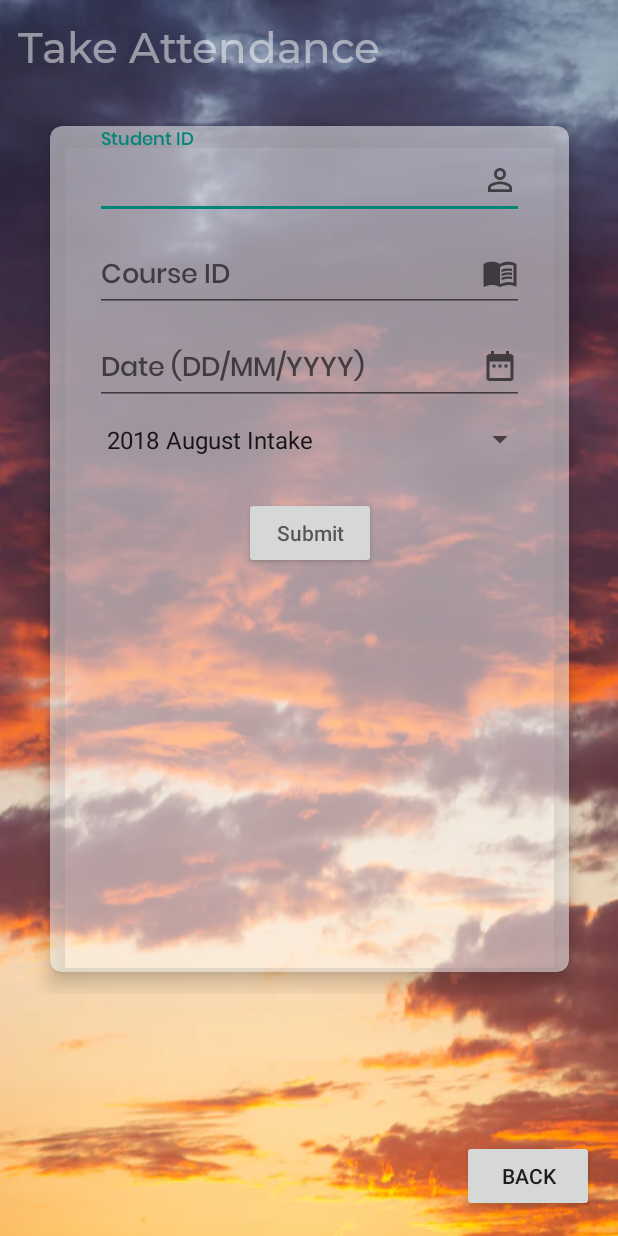
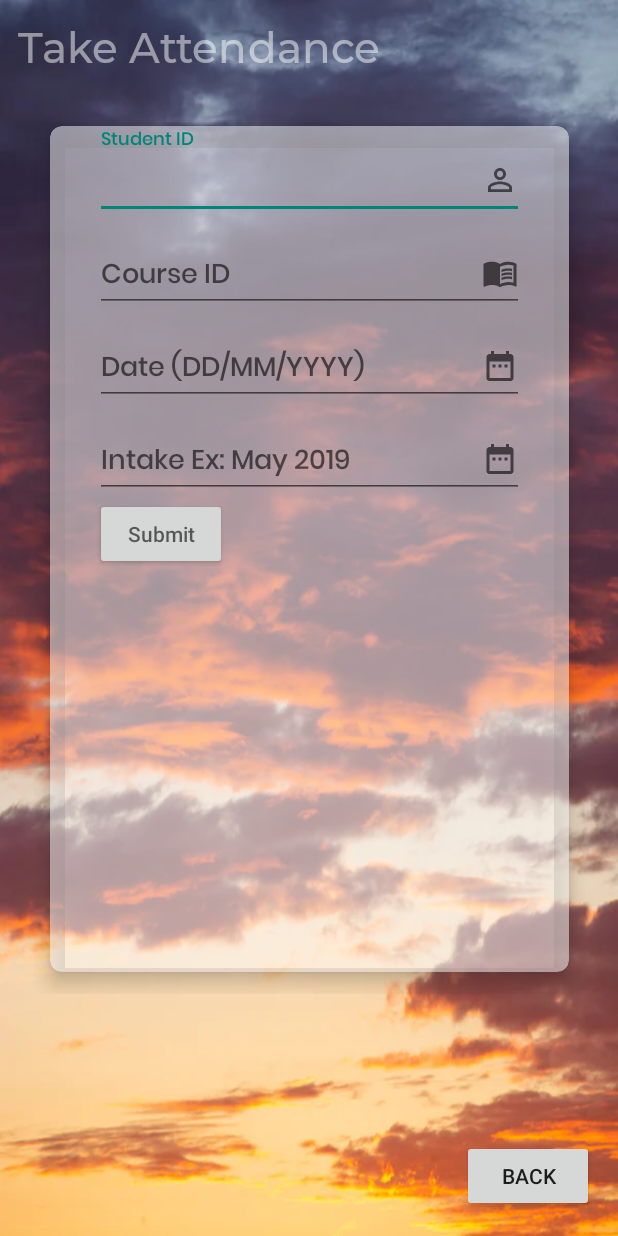
Before and after one commit to LaggingNinja/CollegeApp, an Android app: the Attendance screen opened directly, with no data from a screen before it, after a tap on an icon or button, on a phone screen of 412 x 824 dp. Run offline under Robolectric (Android 15) with nearby library versions, the phone set to English and light mode, and no system bars; libraries missing offline, so code that uses them is left out: com.vishnusivadas.advanced_httpurlconnection.

Commit message:
-Change spinner to normal text input in activity_attendance.xml -Fix sign up bug -other minor changes

```diff
--- a/app/src/main/java/com/example/collegeappv02/Attendance.java
+++ b/app/src/main/java/com/example/collegeappv02/Attendance.java
@@ -10,6 +10,7 @@ import android.os.Handler;
 import android.view.MenuItem;
 import android.view.View;
 import android.widget.Button;
+import android.widget.ProgressBar;
 import android.widget.Spinner;
 import android.widget.Toast;
 
@@ -18,9 +19,9 @@ import com.vishnusivadas.advanced_httpurlconnection.PutData;
 
 public class Attendance extends AppCompatActivity {
 
-    TextInputEditText textInputEditTextStudentID, textInputEditTextCourseID, textInputEditTextDate;
-    Spinner SpinnerIntake;
+    TextInputEditText textInputEditTextStudentID, textInputEditTextCourseID, textInputEditTextDate, textInputEditTextIntake;
     Button button, submit;
+    ProgressBar progressBar;
 
     @Override
     protected void onCreate(Bundle savedInstanceState) {
@@ -40,8 +41,9 @@ public class Attendance extends AppCompatActivity {
         textInputEditTextStudentID = findViewById(R.id.student_id);
         textInputEditTextCourseID = findViewById(R.id.course_id);
         textInputEditTextDate = findViewById(R.id.date);
-        SpinnerIntake = findViewById(R.id.SpinnerIntake);
+        textInputEditTextIntake = findViewById(R.id.intake);
         submit = findViewById(R.id.buttonSubmit);
+        progressBar = findViewById(R.id.progress);
 
         submit.setOnClickListener(new View.OnClickListener() {
             @Override
@@ -50,9 +52,10 @@ public class Attendance extends AppCompatActivity {
                 student_id = String.valueOf(textInputEditTextStudentID.getText());
                 course_id = String.valueOf(textInputEditTextCourseID.getText());
                 date = String.valueOf(textInputEditTextDate.getText());
-                intake = String.valueOf(SpinnerIntake.getSelectedItem());
+                intake = String.valueOf(textInputEditTextIntake.getText());
 
                 if(!student_id.equals("") && !course_id.equals("") && !date.equals("") && !intake.equals("")) {
+                    progressBar.setVisibility(View.VISIBLE);
                     Handler handler = new Handler();
                     handler.post(new Runnable() {
                         @Override
@@ -67,9 +70,10 @@ public class Attendance extends AppCompatActivity {
                             data[1] = course_id;
                             data[2] = date;
                             data[3] = intake;
-                            PutData putData = new PutData("http://192.168.1.112/CA_database/attendance.php", "POST", field, data);
+                            PutData putData = new PutData("http://192.168.1.108/CA_database/attendance.php", "POST", field, data);
                             if (putData.startPut()) {
                                 if (putData.onComplete()) {
+                                    progressBar.setVisibility(View.GONE);
                                     String result = putData.getResult();
                                     if(result.equals("Submitted Attendance")){
                                         Toast.makeText(getApplicationContext(),result,Toast.LENGTH_SHORT).show();
--- a/app/src/main/java/com/example/collegeappv02/Login.java
+++ b/app/src/main/java/com/example/collegeappv02/Login.java
@@ -60,7 +60,7 @@ public class Login extends AppCompatActivity {
                             String[] data = new String[2];
                             data[0] = username;
                             data[1] = password;
-                            PutData putData = new PutData("http://192.168.1.112/CA_database/login.php", "POST", field, data);
+                            PutData putData = new PutData("http://192.168.1.108/CA_database/login.php", "POST", field, data);
                             if (putData.startPut()) {
                                 if (putData.onComplete()) {
                                     progressBar.setVisibility(View.GONE);
--- a/app/src/main/java/com/example/collegeappv02/SignUp.java
+++ b/app/src/main/java/com/example/collegeappv02/SignUp.java
@@ -68,7 +68,7 @@ public class SignUp extends AppCompatActivity {
                             data[1] = username;
                             data[2] = password;
                             data[3] = email;
-                            PutData putData = new PutData("http://192.168.1.112/CA_database/signup.php", "POST", field, data);
+                            PutData putData = new PutData("http://192.168.1.108/CA_database/signup.php", "POST", field, data);
                             if (putData.startPut()) {
                                 if (putData.onComplete()) {
                                     progressBar.setVisibility(View.GONE);
--- a/app/src/main/res/layout/activity_attendance.xml
+++ b/app/src/main/res/layout/activity_attendance.xml
@@ -104,18 +104,33 @@
                         tools:targetApi="jelly_bean" />
                 </com.google.android.material.textfield.TextInputLayout>
 
-                <Spinner
-                    android:id="@+id/SpinnerIntake"
-                    android:layout_width="294dp"
-                    android:layout_height="46dp"
+                <com.google.android.material.textfield.TextInputLayout
+                    android:id="@+id/textInputLayoutIntake"
+                    android:layout_width="match_parent"
+                    android:layout_height="wrap_content"
                     android:layout_marginLeft="30dp"
                     android:layout_marginRight="30dp"
-                    android:entries="@array/intake"
-                    android:hint="@string/intake"
+                    android:hint="Intake Ex: May 2019"
                     app:layout_constraintEnd_toEndOf="parent"
                     app:layout_constraintHorizontal_bias="0.0"
                     app:layout_constraintStart_toStartOf="parent"
-                    app:layout_constraintTop_toBottomOf="@+id/textInputLayoutDate" />
+                    app:layout_constraintTop_toBottomOf="@+id/textInputLayoutDate">
+
+                    <com.google.android.material.textfield.TextInputEditText
+                        android:id="@+id/intake"
+                        android:layout_width="match_parent"
+                        android:layout_height="wrap_content"
+                        android:drawableEnd="@drawable/ic_date"
+                        android:fontFamily="@font/poppinsmedium"
+                        tools:targetApi="jelly_bean" />
+
+                    <ProgressBar
+                        android:id="@+id/progress"
+                        android:layout_width="wrap_content"
+                        android:layout_height="wrap_content"
+                        android:layout_gravity="center"
+                        android:visibility="gone"
+                        />
 
                     <Button
                         android:id="@+id/buttonSubmit"
@@ -124,7 +139,15 @@
                         android:hint="@string/submit"
                         app:layout_constraintBottom_toBottomOf="parent"
                         app:layout_constraintEnd_toEndOf="parent"
-                    app:layout_constraintStart_toStartOf="parent" />
+                        app:layout_constraintStart_toStartOf="parent"
+                        app:layout_constraintTop_toBottomOf="@+id/progress"/>
+
+                </com.google.android.material.textfield.TextInputLayout>
+
+
+
+
+
 
             </androidx.constraintlayout.widget.ConstraintLayout>
 
```
Lines whose indentation alone changed are shown as unchanged.
